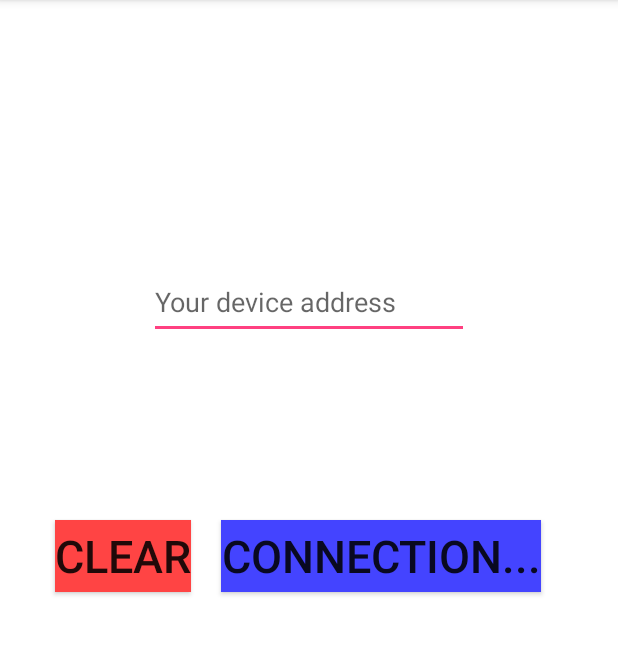
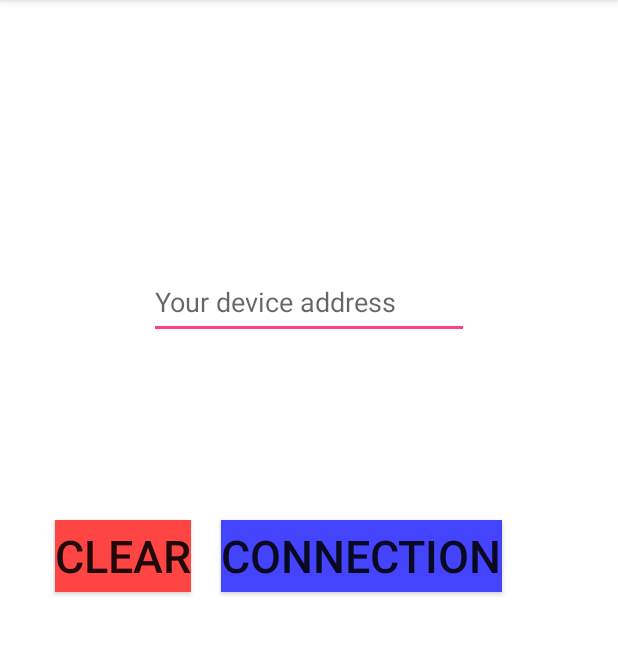
Before and after one commit to cuculu321/cuisson_sous-vide, an Android app: the screen it shows after launch (MainActivity), on a phone screen of 412 x 824 dp, the part 84-739 px from its top. Run offline under Robolectric (Android 15) with nearby library versions, the phone set to English and light mode, and no system bars.

Commit message:
add: connectionの文字を分割

```diff
--- a/cuisson_sousvide_app/app/src/main/res/layout/activity_connection.xml
+++ b/cuisson_sousvide_app/app/src/main/res/layout/activity_connection.xml
@@ -9,7 +9,7 @@
     tools:context=".MainActivity">
 
     <TextView
-        android:text="@string/connection"
+        android:text="@string/connecting"
         android:textSize="30sp"
         android:layout_margin="10dp"
         android:layout_width="wrap_content"
--- a/cuisson_sousvide_app/app/src/main/res/values/strings.xml
+++ b/cuisson_sousvide_app/app/src/main/res/values/strings.xml
@@ -6,5 +6,6 @@
     <string name="watch">Watch</string>
     <string name="command">Command</string>
     <string name="clear">Clear</string>
-    <string name="connection">Connection...</string>
+    <string name="connection">Connection</string>
+    <string name="connecting">Connection...</string>
 </resources>
```
